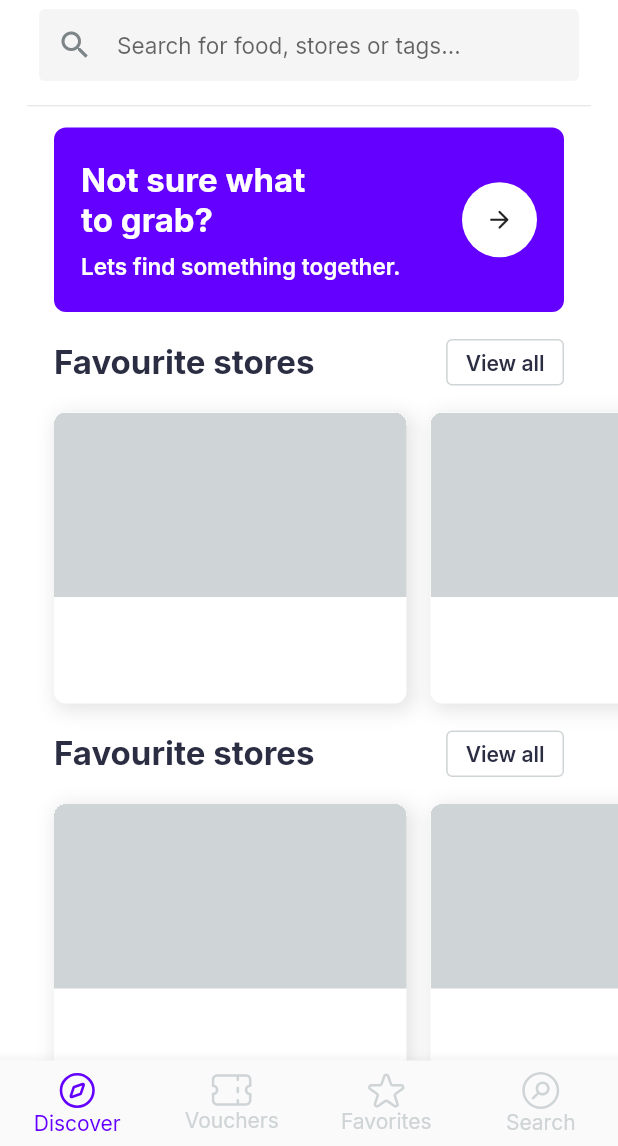
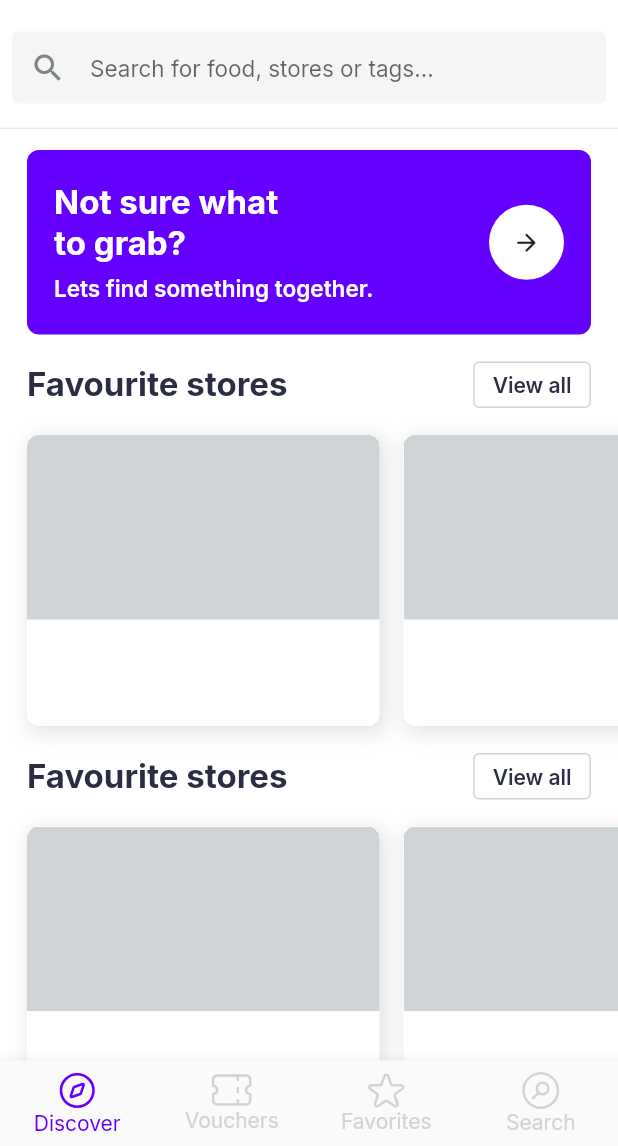
Before and after one commit to joelrose/crunch-app, a Flutter app: the HomeScreen screen opened by its route, on a phone screen of 412 x 824 dp, the part 90-1236 px from its top. Run offline on Flutter 3.47's test engine with Material 2 defaults, Android fonts, the phone set to English and light mode, and no system bars; drawn by our look-alikes of material_floating_search_bar; our stand-ins replace easy_localization, firebase_auth, firebase_core, flutter_svg, get_it, google_fonts and 2 more; missing offline and left inert: the_apple_sign_in; accounts and stored records are empty.

Commit message:
changed search bar

```diff
--- a/lib/screens/home/base/discover.dart
+++ b/lib/screens/home/base/discover.dart
@@ -11,14 +11,10 @@ class DiscoverScreen extends StatelessWidget {
 
   @override
   Widget build(BuildContext context) {
-    return SingleChildScrollView(
-      physics: const AlwaysScrollableScrollPhysics(),
-      child: Column(
-        children: const [
-          HomeHeader(),
-        ],
-      ),
-    );
+    return const SearchBar();
+    // return const SingleChildScrollView(
+    //   physics: AlwaysScrollableScrollPhysics(),
+    //   child: HomeHeader(),
   }
 }
 
@@ -29,17 +25,10 @@ class HomeHeader extends StatelessWidget {
 
   @override
   Widget build(BuildContext context) {
-    return Container(
-      margin: const EdgeInsets.symmetric(
-        horizontal: 18.0,
-        vertical: 15.0,
-      ),
-      child: Column(
+    return Column(
       children: const [
-          DiscoverNavBar(),
         SearchBar(),
       ],
-      ),
     );
   }
 }
@@ -74,7 +63,12 @@ class DiscoverNavBar extends StatelessWidget {
 
   @override
   Widget build(BuildContext context) {
-    return Row(
+    return Container(
+      margin: const EdgeInsets.symmetric(
+        horizontal: 18.0,
+        vertical: 15.0,
+      ),
+      child: Row(
         children: [
           SvgPicture.asset(
             'assets/logo/crunch-logo.svg',
@@ -95,6 +89,7 @@ class DiscoverNavBar extends StatelessWidget {
             ),
           )
         ],
+      ),
     );
   }
 }
@@ -104,31 +99,17 @@ class DiscoverSearchBar extends StatelessWidget {
 
   @override
   Widget build(BuildContext context) {
+    TextEditingController controller = TextEditingController();
     return Container(
       width: double.infinity,
       height: 44,
-      margin: const EdgeInsets.only(top: 20),
+      margin: const EdgeInsets.symmetric(horizontal: 18),
       decoration: BoxDecoration(
         color: const Color(0xffF5F5F6),
         borderRadius: BorderRadius.circular(8),
       ),
-      child: Container(
-        margin: const EdgeInsets.symmetric(horizontal: 12),
-        child: Row(
-          children: [
-            const Icon(
-              Icons.search,
-              color: AlpacaColor.darkGreyColor,
-            ),
-            Container(
-              margin: const EdgeInsets.symmetric(horizontal: 11),
-              child: const Text(
-                'Search for food, stores or tags',
-                style: TextStyle(color: AlpacaColor.darkGreyColor),
-              ),
-            )
-          ],
-        ),
+      child: TextField(
+        controller: controller,
       ),
     );
   }
--- a/lib/screens/home/widgets/floating_search_bar.dart
+++ b/lib/screens/home/widgets/floating_search_bar.dart
@@ -74,8 +74,10 @@ class _SearchBarState extends State<SearchBar> {
 
   @override
   Widget build(BuildContext context) {
-    return SizedBox(
-      height: MediaQuery.of(context).size.height,
+    return Column(
+      children: [
+        DiscoverNavBar(),
+        Expanded(
           child: FloatingSearchBar(
             backgroundColor: AlpacaColor.lightGreyColor80,
             backdropColor: AlpacaColor.white100Color,
@@ -85,7 +87,6 @@ class _SearchBarState extends State<SearchBar> {
             scrollPadding: const EdgeInsets.only(top: 16, bottom: 56),
             controller: controller,
             transition: CircularFloatingSearchBarTransition(),
-        physics: const BouncingScrollPhysics(),
             hint: 'Search for food, stores or tags...',
             leadingActions: const [
               Icon(
@@ -96,7 +97,7 @@ class _SearchBarState extends State<SearchBar> {
               FloatingSearchBarAction.icon(
                 icon: Icons.close,
                 onTap: () {
-              controller;
+                  controller!.clear();
                 },
                 showIfClosed: false,
                 showIfOpened: true,
@@ -132,11 +133,25 @@ class _SearchBarState extends State<SearchBar> {
                         ),
                       ),
                     ),
-                )),
+                  ),
+                ),
               );
             },
-        body: HomeBody(),
+            body: Column(
+              children: [
+                SingleChildScrollView(
+                  physics: const AlwaysScrollableScrollPhysics(),
+                  child: Column(
+                    children: const [
+                      HomeBody(),
+                    ],
                   ),
+                )
+              ],
+            ),
+          ),
+        ),
+      ],
     );
   }
 }
```
Lines whose indentation alone changed are shown as unchanged.
